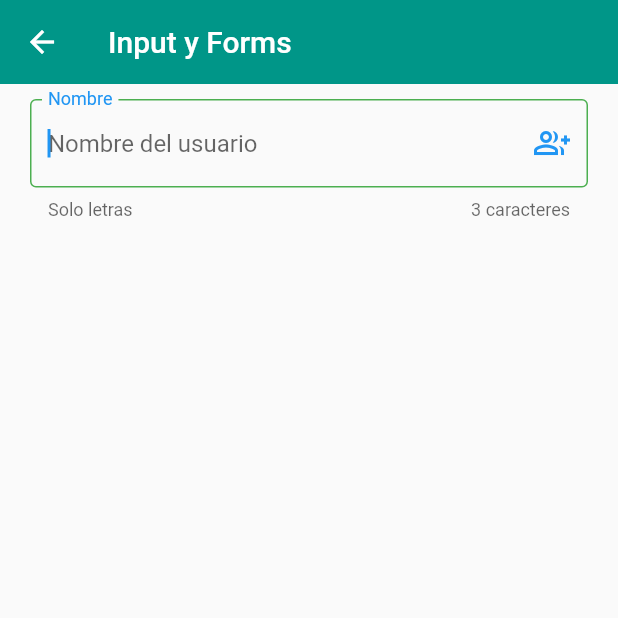
After one commit to AaronMancera/AprenderFlutter, a Flutter app: the InputScreen screen opened by its route, on a phone screen of 412 x 824 dp, the top half of it. The commit adds this screen. Run offline on Flutter 3.47's test engine with Material 2 defaults, Android fonts, the phone set to English and light mode, and no system bars.

Commit message:
[ Seccion 6 ] Creacion de input_screen.dart

```diff
--- a/flutter_application_probar_widget/lib/router/app_routes.dart
+++ b/flutter_application_probar_widget/lib/router/app_routes.dart
@@ -15,6 +15,7 @@ class AppRoutes {
     MenuOptions(route: '/card', icon: Icons.credit_card, name: 'Cards', screen: const CardScreen()),
     MenuOptions(route: '/avatar', icon: Icons.supervised_user_circle_outlined, name: 'Avatar', screen: const AvatarScreen()),
     MenuOptions(route: '/animacion', icon: Icons.play_arrow, name: 'Animated', screen: const AnimatedScreen()),
+    MenuOptions(route: '/input', icon: Icons.format_align_justify, name: 'Input', screen: const InputScreen()),
 
   ];
 
--- a/flutter_application_probar_widget/lib/screens/animated_screen.dart
+++ b/flutter_application_probar_widget/lib/screens/animated_screen.dart
@@ -33,15 +33,19 @@ class _AnimatedScreenState extends State<AnimatedScreen> {
         title: const Text('Animated Container'),
       ),
       body: Center(
+        //Realiza la animacion en la duracion correspondiente (obligatorio)
         child: AnimatedContainer(
           duration: const Duration(milliseconds: 200),
+          //el tipo de inamicaion para que no sea estatico el cambio/soso
           curve: Curves.easeInOutBack,
           width: _width,
           height: _height,
+          //para decorar el container
           decoration:
               BoxDecoration(color: _color, borderRadius: _borderRadiusGeometry),
         ),
       ),
+      //boton que cambie el container
       floatingActionButton: FloatingActionButton(
         onPressed: changeShape,
         child: const Icon(
--- /dev/null
+++ b/flutter_application_probar_widget/lib/screens/input_screen.dart
@@ -0,0 +1,67 @@
+import 'package:flutter/material.dart';
+
+class InputScreen extends StatelessWidget {
+  const InputScreen({Key? key}) : super(key: key);
+
+  @override
+  Widget build(BuildContext context) {
+    return Scaffold(
+        appBar: AppBar(
+          title: const Text('Input y Forms'),
+        ),
+        //este widget es por si sale el teclado digital que no tape el contenido
+        body: SingleChildScrollView(
+          child: Padding(
+            padding: const EdgeInsets.symmetric(horizontal: 20, vertical: 10),
+            child: Column(children: [
+              //puedes poner validaciones automaticas
+              TextFormField(
+                //salga seleccionado del tiron
+                autofocus: true,
+                initialValue: '',
+                //para poner nombres con mnayuscula la primera
+                textCapitalization: TextCapitalization.words,
+                //caputurar lo que se escribe
+                onChanged: (value) {
+                  print('$value');
+                },
+                //validaciones
+                validator: (value) {
+                  if (value == null) {
+                    return 'Este campo es requerido';
+                  }
+                  if (value.length < 3) {
+                    return 'Minimo de 3 letras';
+                  }
+                  return null;
+                },
+                //activar la validacion para siempre
+                // autovalidateMode: AutovalidateMode.always,
+                //activar la validacion en cuanto el usuario toque
+                autovalidateMode: AutovalidateMode.onUserInteraction,
+                decoration: const InputDecoration(
+                    hintText: 'Nombre del usuario',
+                    labelText: 'Nombre',
+                    helperText: 'Solo letras',
+                    counterText: '3 caracteres',
+                    suffixIcon: Icon(Icons.group_add_outlined),
+                    // prefix: Icon(Icons.verified_user_outlined),
+                    // icon: Icon(Icons.admin_panel_settings),
+                    border: OutlineInputBorder(
+                      borderRadius: BorderRadius.only(
+                          bottomLeft: Radius.circular(10),
+                          topRight: Radius.circular(10)),
+                    ),
+                    focusedBorder: OutlineInputBorder(
+                      borderSide: BorderSide(
+                        color: Colors.green,
+                      )
+                    )
+                    ),
+
+              )
+            ]),
+          ),
+        ));
+  }
+}
--- a/flutter_application_probar_widget/lib/screens/screens.dart
+++ b/flutter_application_probar_widget/lib/screens/screens.dart
@@ -3,5 +3,6 @@ export 'package:flutter_application_probar_widget/screens/animated_screen.dart';
 export 'package:flutter_application_probar_widget/screens/avatar_screen.dart';
 export 'package:flutter_application_probar_widget/screens/card_screen.dart';
 export 'package:flutter_application_probar_widget/screens/home_screen.dart';
+export 'package:flutter_application_probar_widget/screens/input_screen.dart';
 export 'package:flutter_application_probar_widget/screens/listview1_screen.dart';
 export 'package:flutter_application_probar_widget/screens/listview2_screen%20.dart';
```
